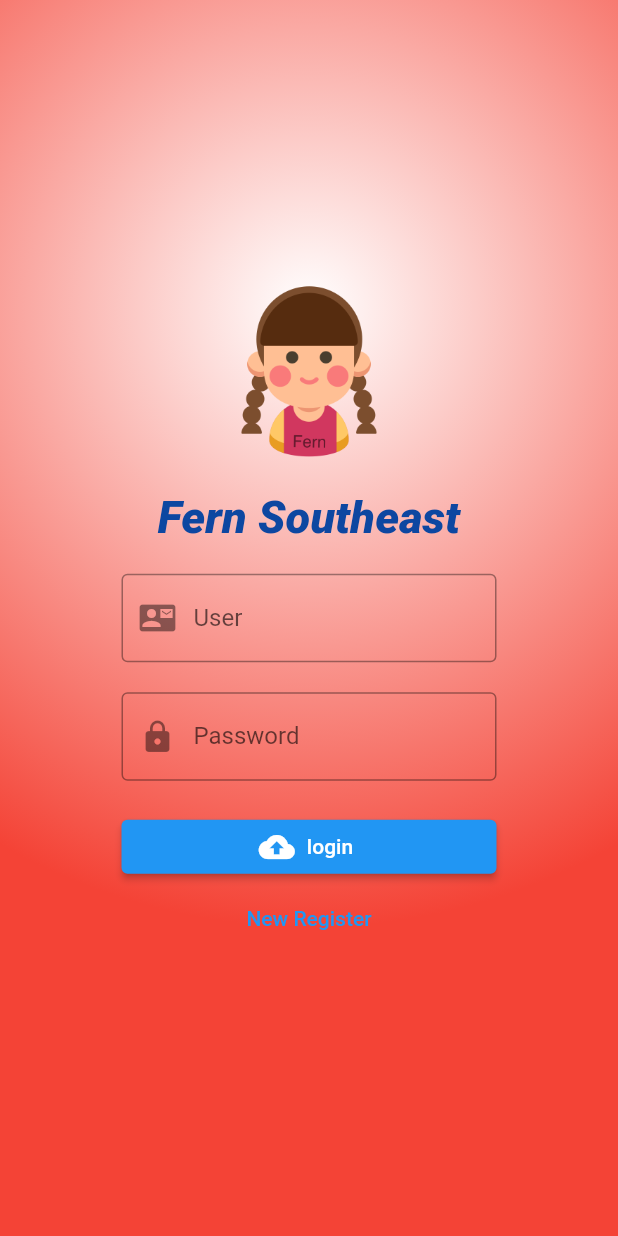
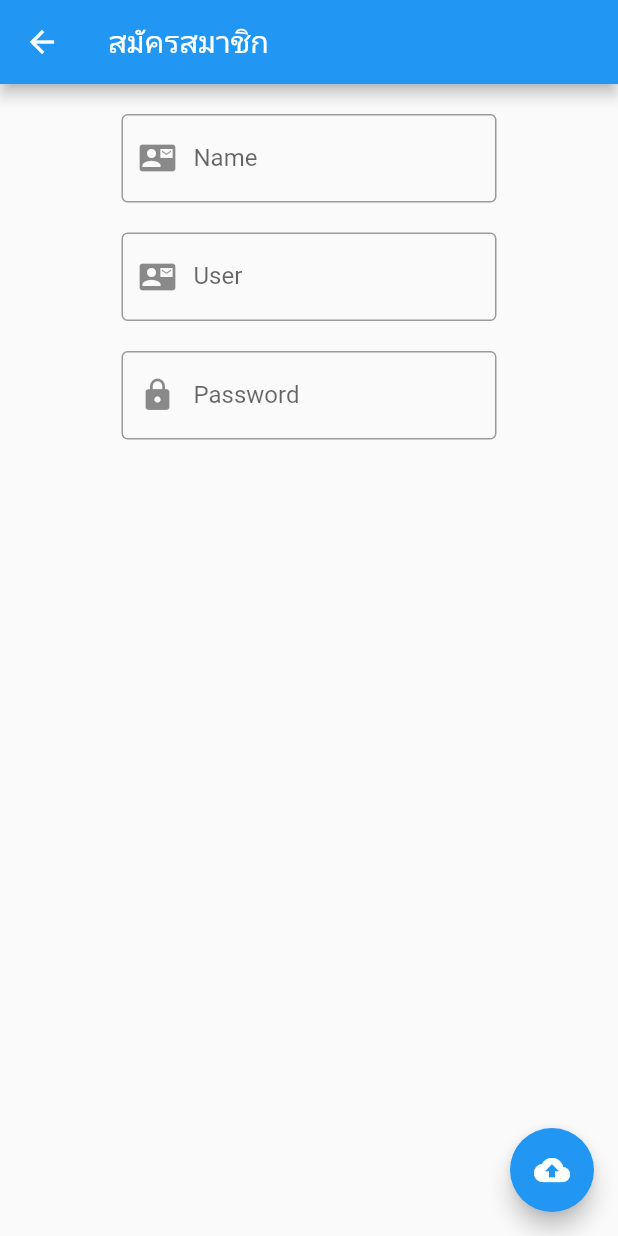
Before and after one commit to Muntafern/fern, a Flutter app: the screen it shows after launch, after a tap on "New Register", on a phone screen of 412 x 824 dp. Run offline on Flutter 3.47's test engine with Material 2 defaults, Android fonts, the phone set to English and light mode, and no system bars; our stand-ins replace google_fonts.

Commit message:
update 15.45

```diff
--- a/lib/home.dart
+++ b/lib/home.dart
@@ -1,3 +1,4 @@
+import 'package:fernsoutheast/register.dart';
 import 'package:flutter/material.dart';
 import 'package:google_fonts/google_fonts.dart';
 
@@ -25,15 +26,19 @@ class _HomeState extends State<Home> {
               buildTextFieldUser(),
               buildTextFieldPassword(),
               buildLogin(),
-              TextButton(
-                onPressed: (){},
-                child: Text('New Register'),
-              )
+              buildTextButton()
             ],
           ),
           ),
       ),
     );
+  }
+
+  TextButton buildTextButton() {
+    return TextButton(
+              onPressed: () => Navigator.push(context, MaterialPageRoute(builder: (context) => Register(),)),
+              child: Text('New Register'),
+            );
   }
 
   Container buildLogin() {
--- /dev/null
+++ b/lib/normal.dialog.dart
@@ -0,0 +1,16 @@
+import 'package:flutter/material.dart';
+
+
+Future<Null> normalDialog(BuildContext context, String string)async{
+  showDialog(
+    context: context,
+    builder: (context) => SimpleDialog(
+      title: Text(string),
+        children: [
+             TextButton(onPressed: () => Navigator.pop(context),
+           child: Text('OK'),
+        )
+      ],
+    )
+  );
+}
--- /dev/null
+++ b/lib/register.dart
@@ -0,0 +1,89 @@
+import 'package:fernsoutheast/normal.dialog.dart';
+import 'package:flutter/foundation.dart';
+import 'package:flutter/material.dart';
+
+
+class Register extends StatefulWidget {
+  @override
+  _RegisterState createState() => _RegisterState();
+}
+
+class _RegisterState extends State<Register> {
+  String name, user, password;
+
+
+   Container buildTextFieldName() => Container(
+        margin: EdgeInsets.only(top: 20),
+        width: 250,
+        child: TextField(
+          onChanged: (value) => name = value.trim(),
+          decoration: InputDecoration(
+            prefixIcon: Icon(Icons.contact_mail),
+            labelText: 'Name',
+            border: OutlineInputBorder(),),
+        ),
+      );
+
+
+
+ Container buildTextFieldUser() => Container(
+        margin: EdgeInsets.only(top: 20),
+        width: 250,
+        child: TextField(
+          onChanged: (value) => user = value.trim(),
+          decoration: InputDecoration(
+            prefixIcon: Icon(Icons.contact_mail),
+            labelText: 'User',
+            border: OutlineInputBorder(),),
+        ),
+      );
+
+
+
+ Container buildTextFieldPassword() => Container(
+        margin: EdgeInsets.only(top: 20),
+        width: 250,
+        child: TextField(
+          onChanged: (value) => password = value.trim(),
+          decoration: InputDecoration(
+            prefixIcon: Icon(Icons.lock),
+            labelText: 'Password',
+            border: OutlineInputBorder(),),
+        ),
+      );
+
+  @override
+  Widget build(BuildContext context) {
+    return Scaffold(
+      floatingActionButton: FloatingActionButton(
+        onPressed: () {
+          print('name = $name, user = $user, password = $password');
+          if (name == null ||
+              name.isEmpty ||
+              user == null ||
+              user.isEmpty ||
+              password == null ||
+              password.isEmpty) {
+            normalDialog(context, 'มีช่องว่าง? กรุณากรอกทุกช่องค่ะ');
+
+          } else {
+
+          }
+        },
+        child: Icon(Icons.cloud_upload),
+      ),
+      appBar: AppBar(title: Text('สมัครสมาชิก'),
+      ),body: Center(
+        child: Column(
+          children: [
+            buildTextFieldName(),
+            buildTextFieldUser(),
+            buildTextFieldPassword(),
+          ],
+        ),
+      ),
+
+
+    );
+  }
+}
```
